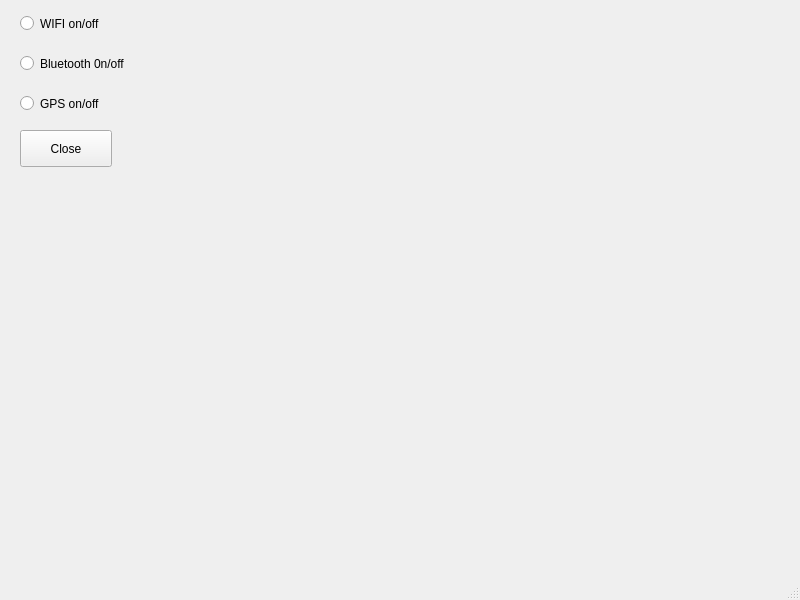
This is qwikaccess.ui in bollustrado/qwikaccess as Qt 5 draws it before an edit. The edited form follows.
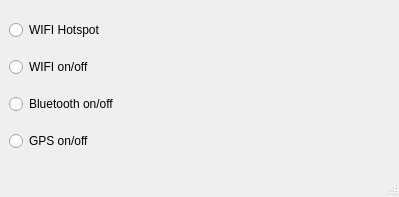
This is the edited form. Icons and pictures are not drawn.

Commit message: add wifi hotspot and make it coreaction plugin

```diff
--- a/qwikaccess.ui
+++ b/qwikaccess.ui
@@ -6,75 +6,77 @@
    <rect>
     <x>0</x>
     <y>0</y>
-    <width>800</width>
-    <height>600</height>
+    <width>399</width>
+    <height>197</height>
    </rect>
   </property>
   <property name="windowTitle">
    <string>qwikaccess</string>
   </property>
   <widget class="QWidget" name="centralwidget">
-   <widget class="QRadioButton" name="radioButton">
-    <property name="geometry">
-     <rect>
-      <x>20</x>
-      <y>10</y>
-      <width>100</width>
-      <height>27</height>
-     </rect>
-    </property>
+   <layout class="QVBoxLayout" name="verticalLayout">
+    <item>
+     <widget class="QRadioButton" name="radioButton_quickhotspot">
+      <property name="text">
+       <string>WIFI Hotspot</string>
+      </property>
+      <property name="icon">
+       <iconset theme="network-wireless-hotspot"/>
+      </property>
+      <property name="autoExclusive">
+       <bool>false</bool>
+      </property>
+     </widget>
+    </item>
+    <item>
+     <widget class="QRadioButton" name="radioButton_wifi">
     <property name="text">
      <string>WIFI on/off</string>
     </property>
+      <property name="icon">
+       <iconset theme="network-wireless"/>
+      </property>
+      <property name="checked">
+       <bool>false</bool>
+      </property>
     <property name="autoExclusive">
      <bool>false</bool>
     </property>
    </widget>
-   <widget class="QRadioButton" name="radioButton_2">
-    <property name="geometry">
-     <rect>
-      <x>20</x>
-      <y>50</y>
-      <width>151</width>
-      <height>27</height>
-     </rect>
-    </property>
+    </item>
+    <item>
+     <widget class="QRadioButton" name="radioButton_bluetooth">
     <property name="text">
-     <string>Bluetooth 0n/off</string>
+       <string>Bluetooth on/off</string>
+      </property>
+      <property name="icon">
+       <iconset theme="network-bluetooth"/>
+      </property>
+      <property name="checked">
+       <bool>false</bool>
     </property>
     <property name="autoExclusive">
      <bool>false</bool>
     </property>
    </widget>
-   <widget class="QRadioButton" name="radioButton_3">
-    <property name="geometry">
-     <rect>
-      <x>20</x>
-      <y>90</y>
-      <width>100</width>
-      <height>27</height>
-     </rect>
-    </property>
+    </item>
+    <item>
+     <widget class="QRadioButton" name="radioButton_gps">
     <property name="text">
      <string>GPS on/off</string>
     </property>
+      <property name="icon">
+       <iconset theme="gps"/>
+      </property>
+      <property name="checked">
+       <bool>false</bool>
+      </property>
     <property name="autoExclusive">
      <bool>false</bool>
     </property>
    </widget>
-   <widget class="QPushButton" name="pushButton">
-    <property name="geometry">
-     <rect>
-      <x>20</x>
-      <y>130</y>
-      <width>92</width>
-      <height>37</height>
-     </rect>
-    </property>
-    <property name="text">
-     <string>Close</string>
-    </property>
-   </widget>
+    </item>
+   </layout>
   </widget>
   <widget class="QMenuBar" name="menubar">
    <property name="geometry">
```
Left out of the diff: 2 changed lines with no effect on the pictures. Lines whose indentation alone changed are shown as unchanged. The commit also changes 4 other files.
